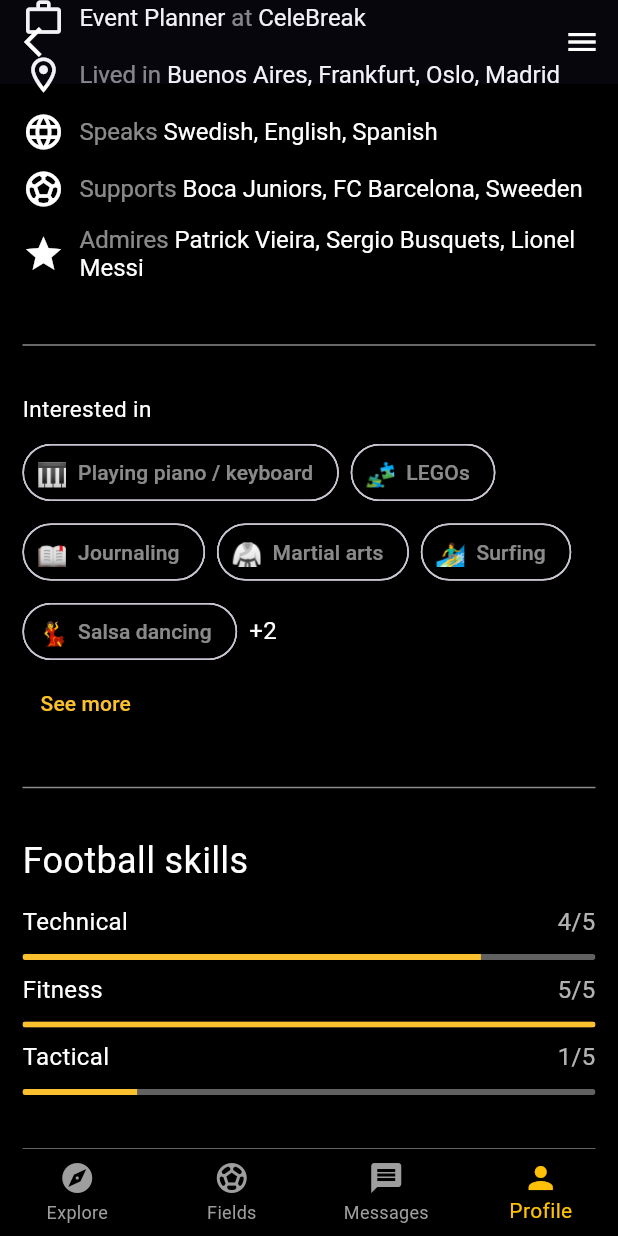
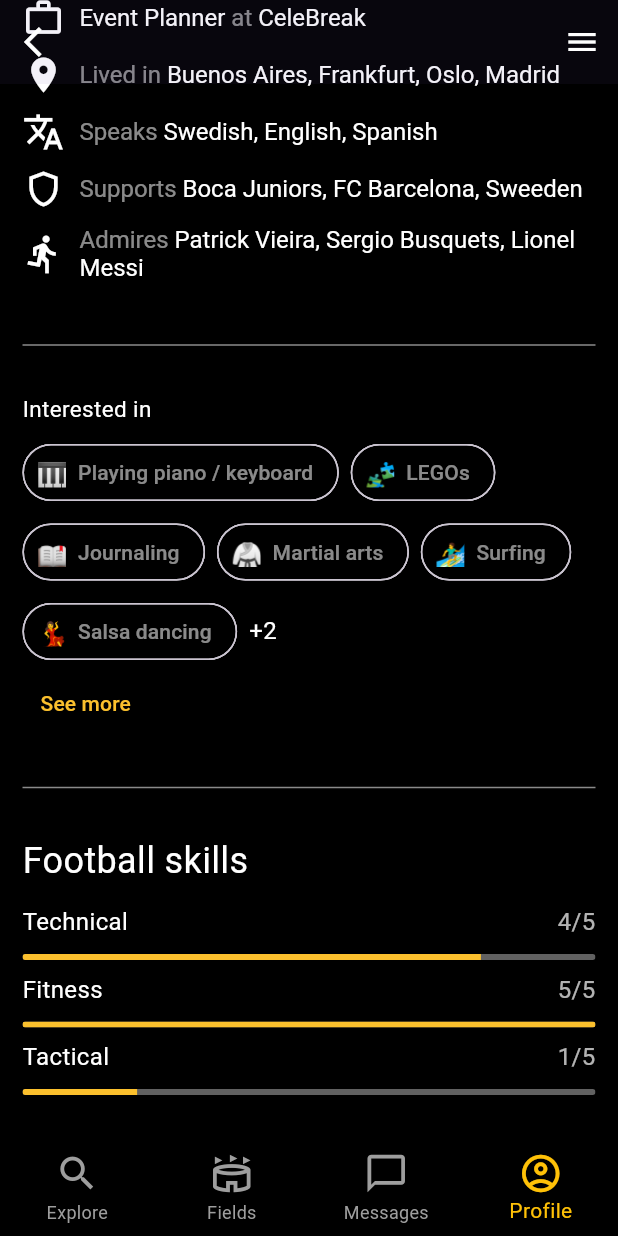
Before and after one commit to VicInf/tech_exercise, a Flutter app: the screen it shows after launch, item 4 of the bottom bar chosen, scrolled down 576 dp, on a phone screen of 412 x 824 dp. Run offline on Flutter 3.47's test engine with Material 3 defaults, Android fonts, the phone set to English and light mode, and no system bars.

Commit message:
Fix icons

```diff
--- a/lib/presentation/screens/main/main_screen.dart
+++ b/lib/presentation/screens/main/main_screen.dart
@@ -31,10 +31,22 @@
       context,
     );
     final items = [
-      BottomNavigationBarItem(icon: Icon(Icons.explore), label: 'Explore'),
-      BottomNavigationBarItem(icon: Icon(Icons.sports_soccer), label: 'Fields'),
-      BottomNavigationBarItem(icon: Icon(Icons.message), label: 'Messages'),
-      BottomNavigationBarItem(icon: Icon(Icons.person), label: 'Profile'),
+      BottomNavigationBarItem(
+        icon: Icon(Icons.search, size: 30),
+        label: 'Explore',
+      ),
+      BottomNavigationBarItem(
+        icon: Icon(Icons.stadium_outlined, size: 30),
+        label: 'Fields',
+      ),
+      BottomNavigationBarItem(
+        icon: Icon(Icons.chat_bubble_outline, size: 30),
+        label: 'Messages',
+      ),
+      BottomNavigationBarItem(
+        icon: Icon(Icons.account_circle_outlined, size: 30),
+        label: 'Profile',
+      ),
     ];
 
     return PopScope(
--- a/lib/presentation/screens/profile/profile_screen.dart
+++ b/lib/presentation/screens/profile/profile_screen.dart
@@ -214,7 +214,7 @@
                       style: TextStyle(color: Colors.white, fontSize: 16),
                     ),
                   ]),
-                  infoRow(Icons.location_on_outlined, [
+                  infoRow(Icons.location_on, [
                     TextSpan(
                       text: 'Lived in ',
                       style: TextStyle(color: Colors.white54, fontSize: 16),
@@ -224,7 +224,7 @@
                       style: TextStyle(color: Colors.white, fontSize: 16),
                     ),
                   ]),
-                  infoRow(Icons.language, [
+                  infoRow(Icons.translate_outlined, [
                     TextSpan(
                       text: 'Speaks ',
                       style: TextStyle(color: Colors.white54, fontSize: 16),
@@ -234,7 +234,7 @@
                       style: TextStyle(color: Colors.white, fontSize: 16),
                     ),
                   ]),
-                  infoRow(Icons.sports_soccer, [
+                  infoRow(Icons.shield_outlined, [
                     TextSpan(
                       text: 'Supports ',
                       style: TextStyle(color: Colors.white54, fontSize: 16),
@@ -244,7 +244,7 @@
                       style: TextStyle(color: Colors.white, fontSize: 16),
                     ),
                   ]),
-                  infoRow(Icons.star, [
+                  infoRow(Icons.directions_run_outlined, [
                     TextSpan(
                       text: 'Admires ',
                       style: TextStyle(color: Colors.white54, fontSize: 16),
```
